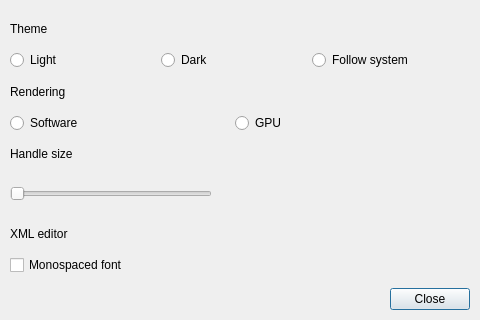
Qt form src/qt/ui/dialog/settings-dialog.ui (mikekov/linea) before a commit.
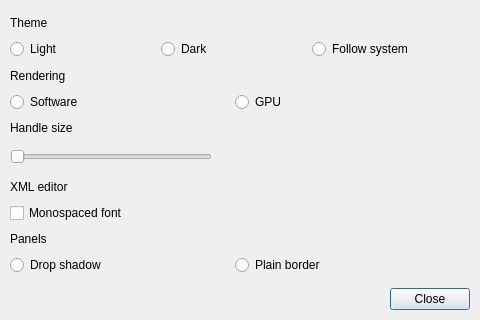
The same form after that commit.

Commit message:
Add panel border/shadow preference and consolidate overlay panel styling
Introduces panel-border preference (defaults to true) with UI toggle in Settings dialog between drop shadow (slow) and plain border (fast) modes.

Consolidates .overlay-panel and .toolbar-widget styles into shared base class with border property support, adds style_overlay_panel() utility to apply preference-driven framing (shadow vs border) with live preference observer, and removes redundant drop shadow calls from desktop.

The edit to the form file:
```diff
--- a/src/qt/ui/dialog/settings-dialog.ui
+++ b/src/qt/ui/dialog/settings-dialog.ui
@@ -250,15 +250,70 @@
             </widget>
           </item>
           <item row="7" column="0" colspan="2">
-            <widget class="QCheckBox" name="monoFontCheck">
+            <layout class="QHBoxLayout" name="monoFontRow">
+              <item>
+                <widget class="QCheckBox" name="monoFontCheck">
+                  <property name="text">
+                    <string>Monospaced font</string>
+                  </property>
+                  <property name="toolTip">
+                    <string>Use a monospaced font for the XML tree and attribute editor</string>
+                  </property>
+                </widget>
+              </item>
+            </layout>
+          </item>
+
+          <item row="8" column="0">
+            <widget class="QLabel" name="panelsLabel">
               <property name="text">
-                <string>Monospaced font</string>
+                <string>Panels</string>
               </property>
               <property name="toolTip">
                 <string>Use a monospaced font for the XML tree and attribute editor</string>
               </property>
             </widget>
           </item>
+          <item row="9" column="0" colspan="2">
+            <layout class="QHBoxLayout" name="panelBorderRow">
+              <item>
+                <widget class="QRadioButton" name="panelShadowRadio">
+                  <property name="text">
+                    <string>Drop shadow</string>
+                  </property>
+                  <property name="toolTip">
+                    <string>Draw a drop shadow around panels (slow!)</string>
+                  </property>
+                  <attribute name="buttonGroup">
+                    <string notr="true">panelBorderGroup</string>
+                  </attribute>
+                </widget>
+              </item>
+              <item>
+                <widget class="QRadioButton" name="panelBorderRadio">
+                  <property name="text">
+                    <string>Plain border</string>
+                  </property>
+                  <property name="toolTip">
+                    <string>Draw a plain border around panels (fast)</string>
+                  </property>
+                  <attribute name="buttonGroup">
+                    <string notr="true">panelBorderGroup</string>
+                  </attribute>
+                </widget>
+              </item>
+              <item>
+                <spacer name="panelBorderSpacer">
+                  <property name="orientation">
+                    <enum>Qt::Horizontal</enum>
+                  </property>
+                  <property name="sizeType">
+                    <enum>QSizePolicy::Expanding</enum>
+                  </property>
+                </spacer>
+              </item>
+            </layout>
+          </item>
 
         </layout>
       </item>
```
Left out of the diff: 5 changed lines with no effect on the pictures. The commit also changes 14 other files.
